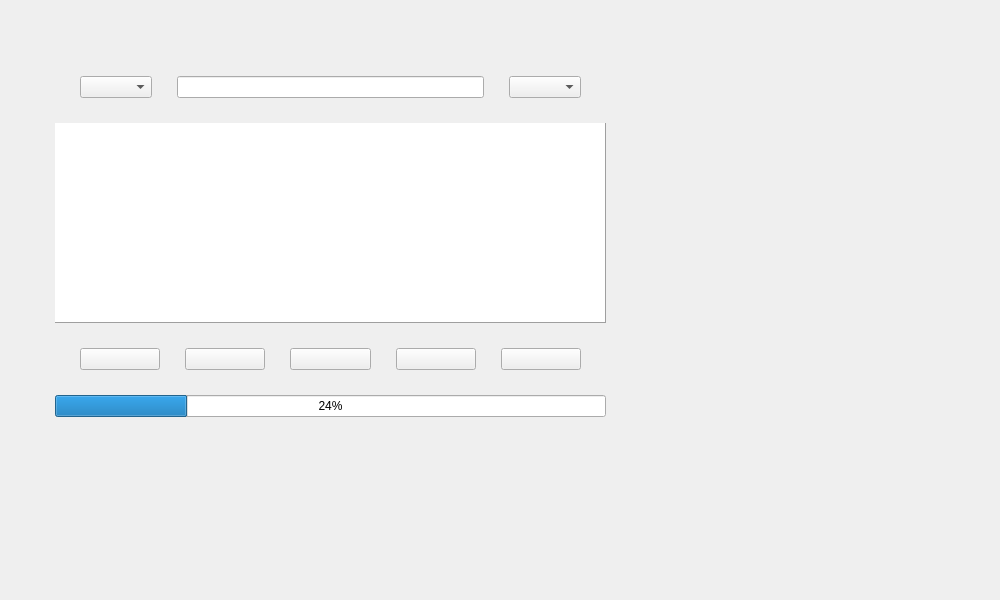
Before: the Qt Designer form src/frontend/gui/ui/sisyphus-gui.ui in redcorelinux/sisyphus, drawn with Qt 5.
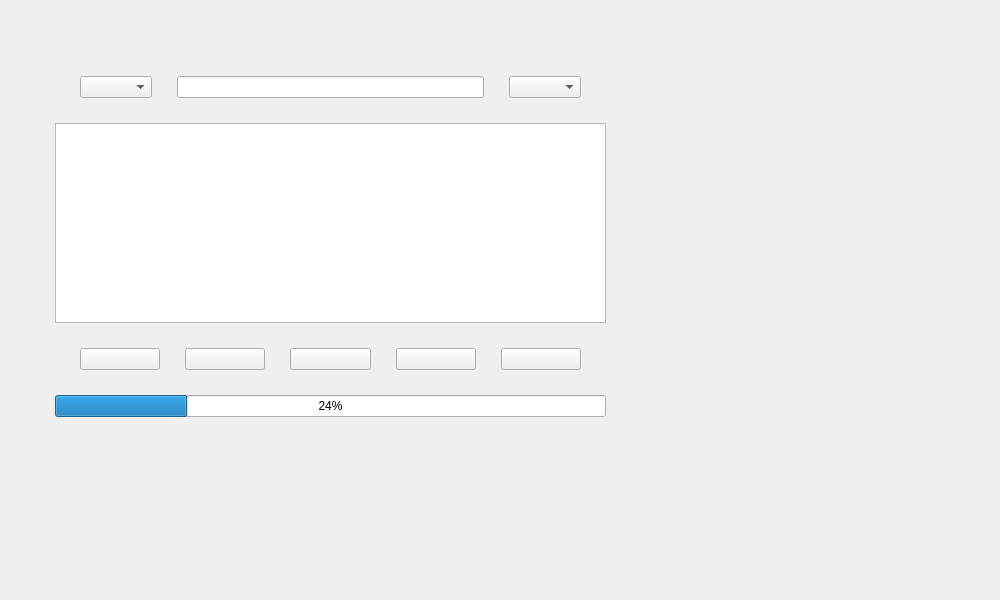
After: the same form once the commit is applied. Icons and pictures are not drawn.

Commit message: increase cell width to at least 150px, alternate cell collors, change cell splitters

What changed in the file:
```diff
--- a/src/frontend/gui/ui/sisyphus-gui.ui
+++ b/src/frontend/gui/ui/sisyphus-gui.ui
@@ -60,10 +60,10 @@
     <item row="1" column="0">
      <widget class="QTableView" name="database">
       <property name="frameShape">
-       <enum>QFrame::Panel</enum>
+       <enum>QFrame::StyledPanel</enum>
       </property>
       <property name="frameShadow">
-       <enum>QFrame::Raised</enum>
+       <enum>QFrame::Sunken</enum>
       </property>
       <property name="sizeAdjustPolicy">
        <enum>QAbstractScrollArea::AdjustToContents</enum>
@@ -74,17 +74,26 @@
       <property name="dragDropOverwriteMode">
        <bool>false</bool>
       </property>
+      <property name="alternatingRowColors">
+       <bool>true</bool>
+      </property>
       <property name="selectionMode">
        <enum>QAbstractItemView::MultiSelection</enum>
       </property>
       <property name="selectionBehavior">
        <enum>QAbstractItemView::SelectRows</enum>
       </property>
+      <property name="gridStyle">
+       <enum>Qt::DashLine</enum>
+      </property>
       <attribute name="horizontalHeaderCascadingSectionResizes">
        <bool>true</bool>
       </attribute>
       <attribute name="horizontalHeaderDefaultSectionSize">
-       <number>125</number>
+       <number>150</number>
+      </attribute>
+      <attribute name="horizontalHeaderMinimumSectionSize">
+       <number>150</number>
       </attribute>
       <attribute name="horizontalHeaderStretchLastSection">
        <bool>true</bool>
```
